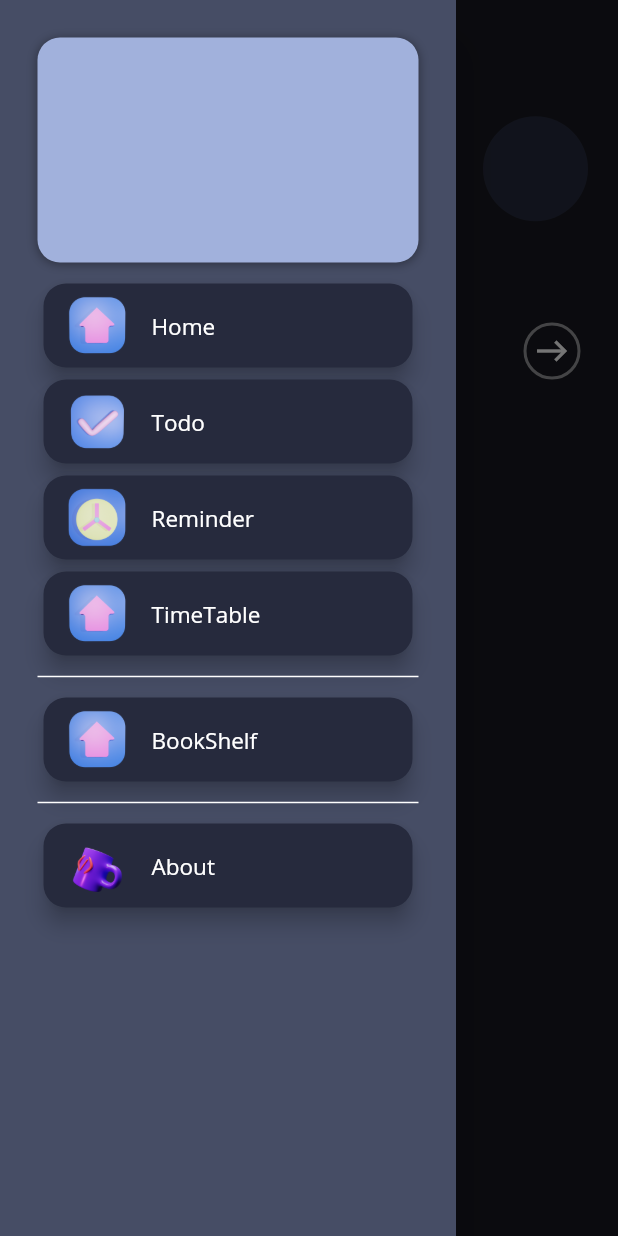
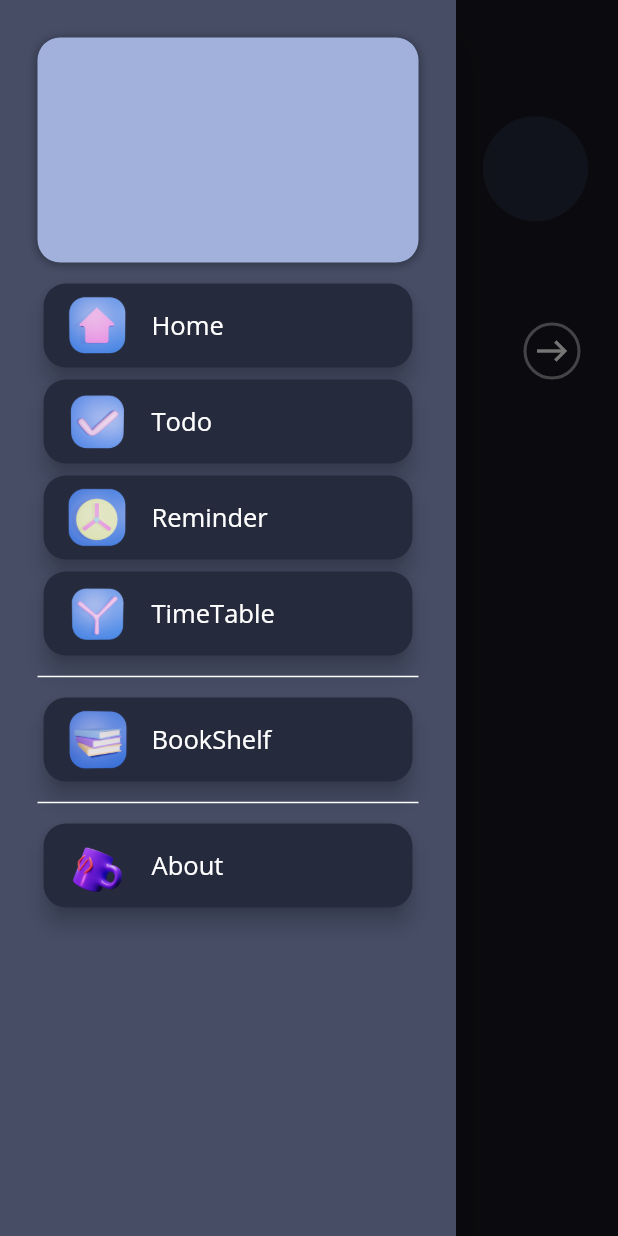
Before and after one commit to sushantdev-git/Ttooler, a Flutter app: the HomePage screen opened directly, with the side drawer open, on a phone screen of 412 x 824 dp. Run offline on Flutter 3.47's test engine with Material 2 defaults, Android fonts, the phone set to English and light mode, and no system bars.

Commit message:
added book icon to drawer

```diff
--- a/lib/widgets/drawer.dart
+++ b/lib/widgets/drawer.dart
@@ -33,9 +33,9 @@ class DrawerWidget extends StatelessWidget {
             const DrawerItem(iconAddress: "assets/images/icon_images/home.png", title: "Home"),
             const DrawerItem(iconAddress: "assets/images/icon_images/todo_icon.png", title: "Todo"),
             const DrawerItem(iconAddress: "assets/images/icon_images/reminder1.png", title: "Reminder"),
-            const DrawerItem(iconAddress: "assets/images/icon_images/home.png", title: "TimeTable"),
+            const DrawerItem(iconAddress: "assets/images/icon_images/reminder.png", title: "TimeTable"),
             const Divider(height: 20, thickness: 1, color: Colors.white,),
-            const DrawerItem(iconAddress: "assets/images/icon_images/home.png", title: "BookShelf"),
+            const DrawerItem(iconAddress: "assets/images/icon_images/bookIcon.png", title: "BookShelf"),
             const Divider(height: 20, thickness: 1, color: Colors.white,),
             const DrawerItem(iconAddress: "assets/images/icon_images/mug_.png", title: "About"),
           ],
@@ -70,7 +70,7 @@ class DrawerItem extends StatelessWidget {
             child : Image.asset(iconAddress),
           ),
           title: Text(title, style: TextStyle(
-            fontSize: 15,
+            fontSize: 17,
           ),),
         ),
       ),
```
